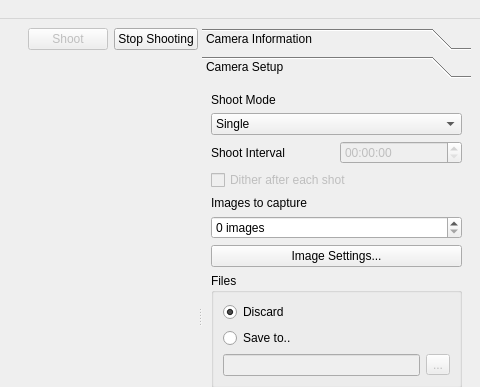
Before: the Qt Designer form dslr-qt-shooter/ui/dslr_shooter_window.ui in Edlward/GalaxyHunter, drawn with Qt 5; both pictures show x 475 to 955 and y 0 to 387 of the 955 by 903 pixel window.
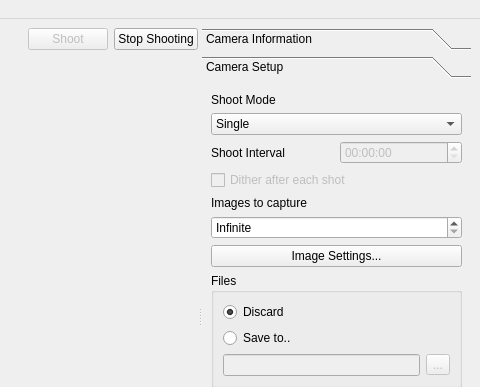
After: the same form once the commit is applied. The open tabs and pages were chosen to show the change. Custom widgets are drawn as their Qt base class.

Commit message: allow again infinite image shots

Diff of the .ui file:
```diff
--- a/dslr-qt-shooter/ui/dslr_shooter_window.ui
+++ b/dslr-qt-shooter/ui/dslr_shooter_window.ui
@@ -178,8 +178,8 @@
           <rect>
            <x>0</x>
            <y>0</y>
-           <width>281</width>
-           <height>500</height>
+           <width>198</width>
+           <height>365</height>
           </rect>
          </property>
          <attribute name="label">
@@ -257,6 +257,9 @@
           </item>
           <item row="7" column="0" colspan="2">
            <widget class="QSpinBox" name="images_count">
+            <property name="specialValueText">
+             <string>Infinite</string>
+            </property>
             <property name="suffix">
              <string> images</string>
             </property>
```
Left out of the diff: 11 changed lines with no effect on the pictures. The commit also changes 4 other files.
